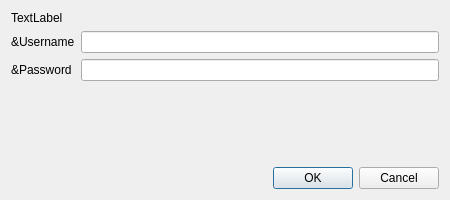
Qt form UI/biblioteq_passwordPrompt.ui (textbrowser/biblioteq) before a commit.
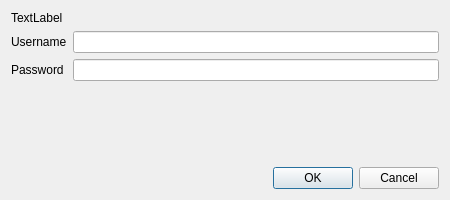
The same form after that commit. Icons and pictures are not drawn.

```diff
--- a/UI/biblioteq_passwordPrompt.ui
+++ b/UI/biblioteq_passwordPrompt.ui
@@ -30,7 +30,7 @@
      <item row="0" column="0">
       <widget class="QLabel" name="label">
        <property name="text">
-        <string>&amp;Username</string>
+        <string>Username</string>
        </property>
       </widget>
      </item>
@@ -40,7 +40,7 @@
      <item row="1" column="0">
       <widget class="QLabel" name="label_2">
        <property name="text">
-        <string>&amp;Password</string>
+        <string>Password</string>
        </property>
       </widget>
      </item>
```
